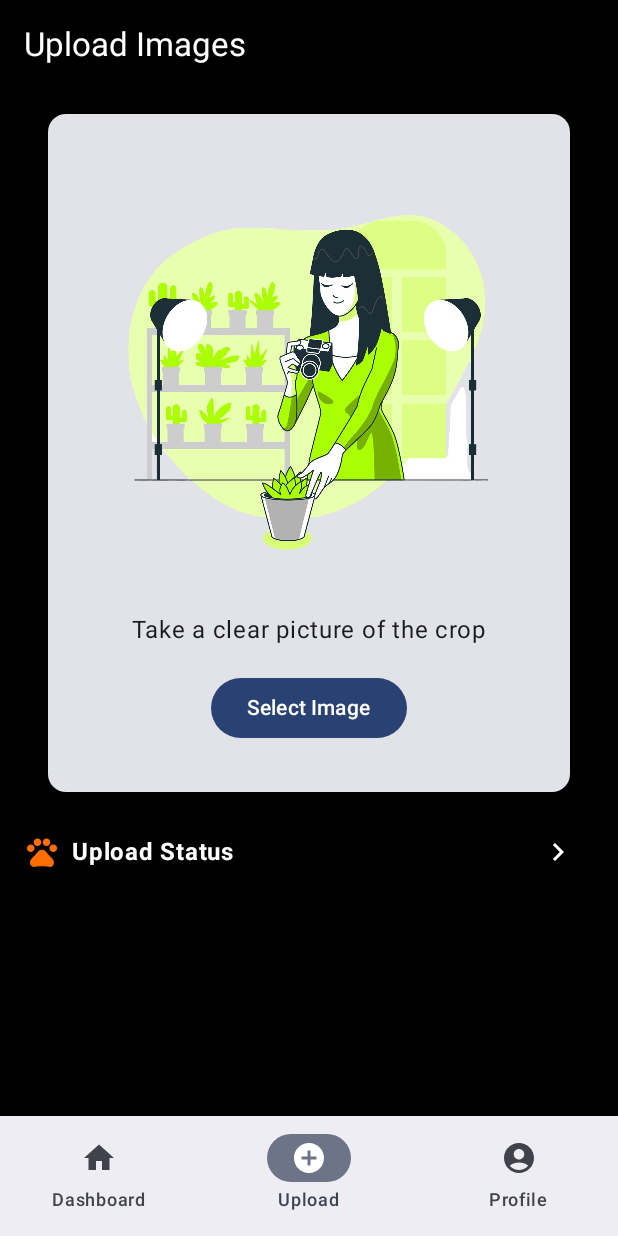
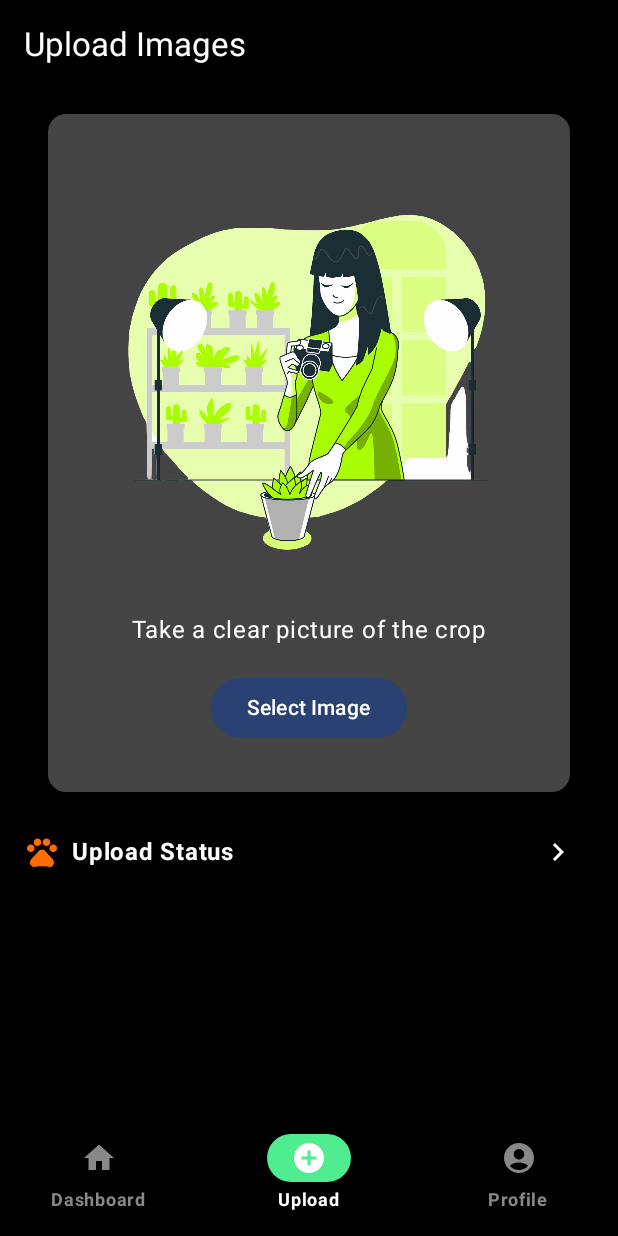
Before and after one commit to sujalagrawal2/CropChain-Android, an Android app built with Jetpack Compose: the MainScreen screen opened through its navigation route, item 2 of the bottom bar chosen, on a phone screen of 412 x 824 dp. Run offline under Robolectric (Android 15) with nearby library versions, the phone set to English and light mode, and no system bars; our stand-ins replace Dagger/Hilt's generated code, Room's generated code, accompanist; pictures from the network do not load; 2 statements that could not run were skipped.

Commit message:
Improved Home Screen

```diff
--- a/app/build.gradle.kts
+++ b/app/build.gradle.kts
@@ -117,4 +117,7 @@ dependencies {
     //DataStore dependency
     implementation("androidx.datastore:datastore-preferences:1.1.4")
 
+    implementation("com.google.accompanist:accompanist-systemuicontroller:0.36.0")
+
+
 }
--- a/app/src/main/java/com/hexagraph/cropchain/farmer/ui/screen/HomeScreen.kt
+++ b/app/src/main/java/com/hexagraph/cropchain/farmer/ui/screen/HomeScreen.kt
@@ -1,7 +1,10 @@
 package com.hexagraph.cropchain.farmer.ui.screen
 
+import android.content.Context
+import android.util.Log
 import androidx.compose.foundation.Image
 import androidx.compose.foundation.background
+import androidx.compose.foundation.border
 import androidx.compose.foundation.clickable
 import androidx.compose.foundation.horizontalScroll
 import androidx.compose.foundation.layout.Arrangement
@@ -9,22 +12,16 @@ import androidx.compose.foundation.layout.Box
 import androidx.compose.foundation.layout.Column
 import androidx.compose.foundation.layout.Row
 import androidx.compose.foundation.layout.Spacer
-import androidx.compose.foundation.layout.WindowInsets
-import androidx.compose.foundation.layout.WindowInsetsSides
-import androidx.compose.foundation.layout.asPaddingValues
+import androidx.compose.foundation.layout.aspectRatio
 import androidx.compose.foundation.layout.fillMaxSize
 import androidx.compose.foundation.layout.fillMaxWidth
 import androidx.compose.foundation.layout.height
-import androidx.compose.foundation.layout.only
 import androidx.compose.foundation.layout.padding
-import androidx.compose.foundation.layout.safeDrawing
 import androidx.compose.foundation.layout.size
-import androidx.compose.foundation.layout.systemBars
 import androidx.compose.foundation.layout.width
 import androidx.compose.foundation.rememberScrollState
 import androidx.compose.foundation.shape.RoundedCornerShape
 import androidx.compose.material.icons.Icons
-import androidx.compose.material.icons.automirrored.filled.KeyboardArrowRight
 import androidx.compose.material.icons.filled.KeyboardArrowRight
 import androidx.compose.material.icons.filled.Pets
 import androidx.compose.material3.Button
@@ -37,20 +34,31 @@ import androidx.compose.runtime.Composable
 import androidx.compose.ui.Alignment
 import androidx.compose.ui.Modifier
 import androidx.compose.ui.draw.clip
+import androidx.compose.ui.draw.shadow
 import androidx.compose.ui.graphics.Color
+import androidx.compose.ui.layout.ContentScale
+import androidx.compose.ui.platform.LocalContext
 import androidx.compose.ui.res.painterResource
 import androidx.compose.ui.text.font.FontWeight
 import androidx.compose.ui.unit.dp
 import androidx.compose.ui.unit.sp
+import androidx.hilt.navigation.compose.hiltViewModel
+import coil.compose.rememberAsyncImagePainter
 import com.hexagraph.cropchain.R
+import com.hexagraph.cropchain.farmer.ui.viewModels.HomeScreenViewModel
+import java.io.File
+import java.net.URI
 
 @Composable
 fun HomeScreen(
     onUploadClick: () -> Unit = {},
     onUploadedImagesClick: () -> Unit = {},
-    onRecentActivityClick: () -> Unit = {}
+    onRecentActivityClick: () -> Unit = {},
+    viewModel: HomeScreenViewModel = hiltViewModel()
 ) {
 
+    val uiState = viewModel.uiState
+    val context = LocalContext.current
     Column(
         modifier = Modifier
             .fillMaxSize()
@@ -88,7 +96,6 @@ fun HomeScreen(
             }
         }
 
-
         Spacer(modifier = Modifier.height(24.dp))
 
         Row(
@@ -111,21 +118,41 @@ fun HomeScreen(
             }
         }
 
+        val scrollState = rememberScrollState()
+
         Row(
             modifier = Modifier
                 .fillMaxWidth()
-                .horizontalScroll(rememberScrollState())
+                .horizontalScroll(scrollState)
+                .padding(horizontal = 16.dp, vertical = 8.dp),
+            horizontalArrangement = Arrangement.spacedBy(12.dp)
         ) {
-            repeat(10) {
+            uiState.value.uploadedImages.forEach { crop ->
+                var url = crop.url
+                if (isLocalImageExists(crop.uid)) url = crop.uid
+
                 Box(
                     modifier = Modifier
-                        .size(100.dp)
-                        .clip(RoundedCornerShape(8.dp))
-                        .background(Color(0xFFB58900))
-                        .padding(8.dp)
-                        .padding(end = 8.dp)
-                )
-                Spacer(modifier = Modifier.width(16.dp))
+                        .size(160.dp)
+                        .clip(RoundedCornerShape(20.dp))
+                        .background(Color(0xFF1A1A1A))
+                        .shadow(10.dp, RoundedCornerShape(20.dp))
+                        .border(1.dp, Color.Gray.copy(alpha = 0.3f), RoundedCornerShape(20.dp))
+                        .clickable {
+                            Log.d("ImageGallery", "Clicked UID: ${crop.uid}")
+                        }
+                ) {
+                    Image(
+                        painter = rememberAsyncImagePainter(
+                            model = url,
+                        ),
+                        contentDescription = "Crop Image",
+                        contentScale = ContentScale.Crop,
+                        modifier = Modifier
+                            .fillMaxSize()
+                            .clip(RoundedCornerShape(20.dp))
+                    )
+                }
             }
         }
 
@@ -178,11 +205,20 @@ fun DashboardScreenTitle(
             Column(modifier = Modifier.padding(8.dp)) {
                 Text(
                     "Hello",
-                    color = MaterialTheme.colorScheme.onSurface.copy(alpha = 0.6f),
+                    color = Color.Gray,
                     fontSize = 16.sp
                 )
-                Text(farmerName, fontSize = 20.sp)
+                Text(farmerName, fontSize = 20.sp, color = Color.White)
             }
         }
     }
 }
+
+fun isLocalImageExists(imagePath: String): Boolean {
+    return try {
+        val file = File(URI(imagePath))
+        file.exists()
+    } catch (e: Exception) {
+        false
+    }
+}
--- a/app/src/main/java/com/hexagraph/cropchain/farmer/ui/screen/MainScreen.kt
+++ b/app/src/main/java/com/hexagraph/cropchain/farmer/ui/screen/MainScreen.kt
@@ -1,5 +1,8 @@
 package com.hexagraph.cropchain.farmer.ui.screen
 
+import android.app.Activity
+import android.view.View
+import android.view.WindowManager
 import androidx.compose.animation.core.FastOutSlowInEasing
 import androidx.compose.animation.core.tween
 import androidx.compose.animation.fadeIn
@@ -7,6 +10,7 @@ import androidx.compose.animation.fadeOut
 import androidx.compose.animation.slideInHorizontally
 import androidx.compose.animation.slideOutHorizontally
 import androidx.compose.foundation.layout.padding
+import androidx.compose.foundation.layout.size
 import androidx.compose.material.icons.Icons
 import androidx.compose.material.icons.filled.AccountCircle
 import androidx.compose.material.icons.filled.AddCircle
@@ -15,15 +19,28 @@ import androidx.compose.material3.ExperimentalMaterial3Api
 import androidx.compose.material3.Icon
 import androidx.compose.material3.NavigationBar
 import androidx.compose.material3.NavigationBarItem
+import androidx.compose.material3.NavigationBarItemColors
+import androidx.compose.material3.NavigationBarItemDefaults
 import androidx.compose.material3.Scaffold
 import androidx.compose.material3.Text
 import androidx.compose.runtime.Composable
+import androidx.compose.runtime.SideEffect
 import androidx.compose.ui.Modifier
+import androidx.compose.ui.graphics.Color
+import androidx.compose.ui.graphics.toArgb
+import androidx.compose.ui.platform.LocalContext
+import androidx.compose.ui.platform.LocalView
+import androidx.compose.ui.text.TextStyle
+import androidx.compose.ui.text.font.FontWeight
+import androidx.compose.ui.unit.dp
+import androidx.compose.ui.unit.sp
+import androidx.core.view.WindowInsetsControllerCompat
 import androidx.navigation.NavController
 import androidx.navigation.compose.NavHost
 import androidx.navigation.compose.composable
 import androidx.navigation.compose.currentBackStackEntryAsState
 import androidx.navigation.compose.rememberNavController
+import com.google.accompanist.systemuicontroller.rememberSystemUiController
 import com.hexagraph.cropchain.farmer.ui.navigation.NavRoutes
 
 
@@ -33,7 +50,16 @@ fun MainScreen() {
     val navController = rememberNavController()
     val currentBackStackEntry = navController.currentBackStackEntryAsState()
     val currentRoute = currentBackStackEntry.value?.destination?.route
+    val systemUiController = rememberSystemUiController()
+    val useDarkIcons = false // For white icons
 
+    // Set status bar color to black
+    SideEffect {
+        systemUiController.setSystemBarsColor(
+            color = Color.Black,
+            darkIcons = useDarkIcons
+        )
+    }
     val showBottomBar =
         (currentRoute == NavRoutes.HomeScreen.route || currentRoute == NavRoutes.ProfileScreen.route || currentRoute == NavRoutes.SelectImageScreen.route)
 
@@ -43,7 +69,8 @@ fun MainScreen() {
             if (showBottomBar) {
                 BottomNavigationBar(navController)
             }
-        }
+        },
+        containerColor = Color.Black
     ) { innerPadding ->
         NavHost(
             navController = navController,
@@ -186,11 +213,20 @@ fun MainScreen() {
 fun BottomNavigationBar(navController: NavController) {
     val navBackStackEntry = navController.currentBackStackEntryAsState()
     val currentRoute = navBackStackEntry.value?.destination?.route
+    val color = NavigationBarItemColors(
+        selectedIconColor = Color.White, // Green for selected icon
+        selectedTextColor = Color.White, // Green for selected text
+        selectedIndicatorColor = Color(0xFF4FEC90), // Same green for selected indicator
+        unselectedIconColor = Color.Gray, // Gray for unselected icon
+        unselectedTextColor = Color.Gray, // Gray for unselected text
+        disabledIconColor = Color.DarkGray,
+        disabledTextColor = Color.DarkGray
+    )
 
-    NavigationBar {
+    NavigationBar(contentColor = Color.White, containerColor = Color.Black) {
         NavigationBarItem(
             icon = { Icon(Icons.Default.Home, contentDescription = "Dashboard") },
-            label = { Text("Dashboard") },
+            label = { Text("Dashboard", fontWeight = FontWeight.Bold) },
             selected = currentRoute == NavRoutes.HomeScreen.route,
             onClick = {
                 if (currentRoute != NavRoutes.HomeScreen.route) {
@@ -199,12 +235,13 @@ fun BottomNavigationBar(navController: NavController) {
                         launchSingleTop = true
                     }
                 }
-            }
+            },
+            colors = color
         )
 
         NavigationBarItem(
             icon = { Icon(Icons.Default.AddCircle, contentDescription = "Upload") },
-            label = { Text("Upload") },
+            label = { Text("Upload", fontWeight = FontWeight.Bold) },
             selected = currentRoute == NavRoutes.SelectImageScreen.route,
             onClick = {
                 if (currentRoute != NavRoutes.SelectImageScreen.route) {
@@ -213,12 +250,13 @@ fun BottomNavigationBar(navController: NavController) {
                         launchSingleTop = true
                     }
                 }
-            }
+            },
+            colors = color
         )
 
         NavigationBarItem(
             icon = { Icon(Icons.Default.AccountCircle, contentDescription = "Profile") },
-            label = { Text("Profile") },
+            label = { Text("Profile", fontWeight = FontWeight.Bold) },
             selected = currentRoute == NavRoutes.ProfileScreen.route,
             onClick = {
                 if (currentRoute != NavRoutes.ProfileScreen.route) {
@@ -227,7 +265,8 @@ fun BottomNavigationBar(navController: NavController) {
                         launchSingleTop = true
                     }
                 }
-            }
+            },
+            colors = color
         )
     }
 }
--- a/app/src/main/java/com/hexagraph/cropchain/farmer/ui/screen/SelectImageScreen.kt
+++ b/app/src/main/java/com/hexagraph/cropchain/farmer/ui/screen/SelectImageScreen.kt
@@ -25,6 +25,7 @@ import androidx.compose.material.icons.filled.Pets
 import androidx.compose.material3.AlertDialog
 import androidx.compose.material3.Button
 import androidx.compose.material3.Card
+import androidx.compose.material3.CardColors
 import androidx.compose.material3.ExperimentalMaterial3Api
 import androidx.compose.material3.Icon
 import androidx.compose.material3.IconButton
@@ -45,6 +46,7 @@ import androidx.compose.ui.unit.dp
 import androidx.compose.ui.unit.sp
 import androidx.hilt.navigation.compose.hiltViewModel
 import coil.compose.rememberAsyncImagePainter
+import com.hexagraph.cropchain.R
 import com.hexagraph.cropchain.farmer.ui.viewModels.UploadImageViewModel
 
 @OptIn(ExperimentalMaterial3Api::class)
@@ -112,6 +114,12 @@ fun CenterCardWithIllustration(
 ) {
     Card(
         modifier = modifier,
+        colors = CardColors(
+            containerColor = Color.DarkGray,
+            contentColor = Color.White,
+            disabledContainerColor = Color.DarkGray,
+            disabledContentColor = Color.White
+        )
     ) {
         Column(
             modifier = Modifier.padding(16.dp),
@@ -119,7 +127,7 @@ fun CenterCardWithIllustration(
             horizontalAlignment = Alignment.CenterHorizontally
         ) {
             Image(
-                painter = painterResource(com.hexagraph.cropchain.R.drawable.capture_illustration),
+                painter = painterResource(R.drawable.capture_illustration),
                 contentDescription = "Capture Illustration",
                 modifier = Modifier
             )
--- /dev/null
+++ b/app/src/main/java/com/hexagraph/cropchain/farmer/ui/viewModels/HomeScreenViewModel.kt
@@ -0,0 +1,36 @@
+package com.hexagraph.cropchain.farmer.ui.viewModels
+
+import androidx.compose.runtime.State
+import androidx.compose.runtime.mutableStateOf
+import androidx.lifecycle.ViewModel
+import androidx.lifecycle.viewModelScope
+import com.hexagraph.cropchain.domain.model.Crop
+import com.hexagraph.cropchain.domain.repository.CropRepository
+import dagger.hilt.android.lifecycle.HiltViewModel
+import kotlinx.coroutines.launch
+import javax.inject.Inject
+
+data class HomeScreenUIState(
+    val uploadedImages : List<Crop> = emptyList()
+)
+
+@HiltViewModel
+class HomeScreenViewModel @Inject constructor(private val cropRepository: CropRepository): ViewModel() {
+
+
+    private val _uiState = mutableStateOf(HomeScreenUIState())
+    val uiState: State<HomeScreenUIState> = _uiState
+    init {
+        getUploadedImages()
+    }
+    private fun getUploadedImages(){
+        viewModelScope.launch {
+            cropRepository.getAllCrop().collect {it->
+                _uiState.value = _uiState.value.copy(uploadedImages = it)
+            }
+        }
+    }
+
+
+
+}
```
